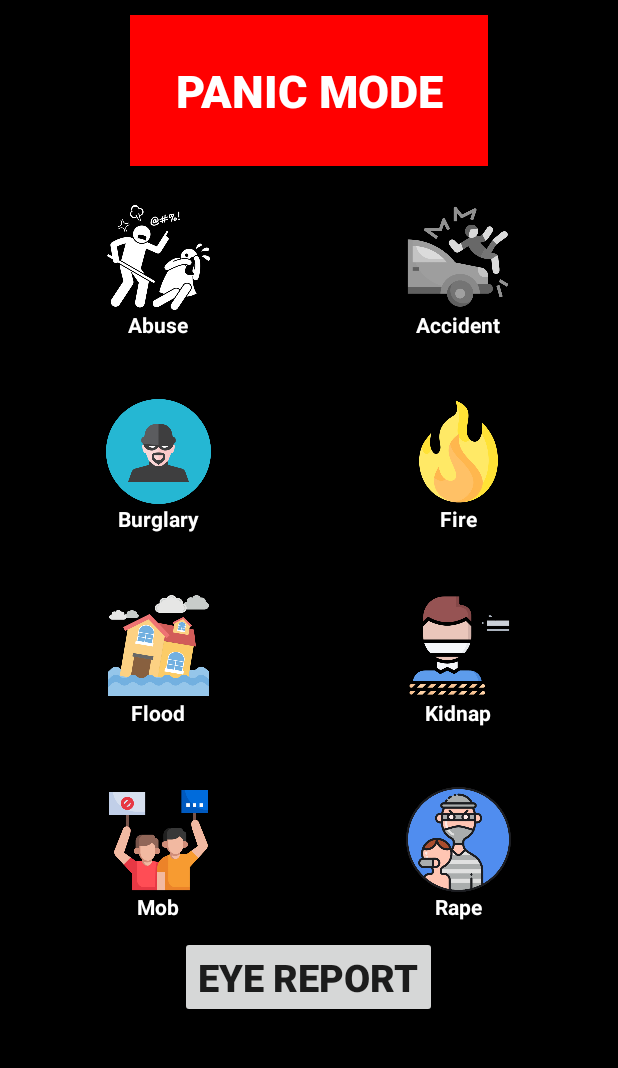
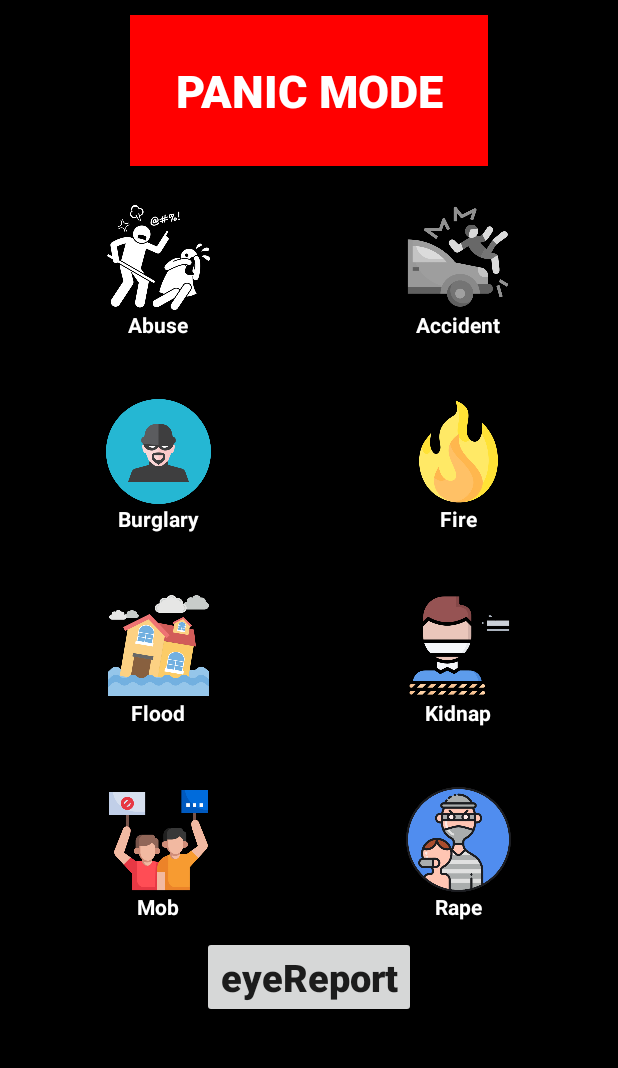
Before and after one commit to KelvinOmos/Sekior, an Android app: the EmergencyActivity screen opened directly, with no data from a screen before it, on a phone screen of 412 x 824 dp, the part 71-1139 px from its top. Run offline under Robolectric (Android 15) with nearby library versions, the phone set to English and light mode, and no system bars; libraries missing offline, so code that uses them is left out: com.mashape.unirest.

Commit message:
Initial commit

```diff
--- a/app/src/main/java/com/example/sekior/EmergencyActivity.java
+++ b/app/src/main/java/com/example/sekior/EmergencyActivity.java
@@ -260,8 +260,7 @@ public class EmergencyActivity extends AppCompatActivity {
                 response = callApi();
             } catch (Exception e) {
                 Toast.makeText(getApplicationContext(), "An error has occured", Toast.LENGTH_LONG).show();
-                logger.addRecordToLog("ERROR MESSAGE:::" + e.getMessage());
-                logger.addRecordToLog("STACK TRACE:::" + e.getStackTrace().toString());
+
             }
             return null;
         }
@@ -280,8 +279,7 @@ public class EmergencyActivity extends AppCompatActivity {
                 }
             }catch (Exception e) {
                 Toast.makeText(getApplicationContext(), "An error has occured", Toast.LENGTH_LONG).show();
-                logger.addRecordToLog("ERROR MESSAGE:::" + e.getMessage());
-                logger.addRecordToLog("STACK TRACE:::" + e.getStackTrace().toString());
+
             }
         }
     }
--- a/app/src/main/java/com/example/sekior/ImageActivity.java
+++ b/app/src/main/java/com/example/sekior/ImageActivity.java
@@ -160,8 +160,7 @@ public class ImageActivity extends AppCompatActivity {
                 ImageActivity.this.runOnUiThread(()-> {
                     Toast.makeText(getApplicationContext(), "An error has occured, please try again", Toast.LENGTH_LONG).show();
                 });
-                logger.addRecordToLog("ERROR MESSAGE:::" + e.getMessage());
-                logger.addRecordToLog("STACK TRACE:::" + e.getStackTrace().toString());
+
             }
             return null;
         }
--- a/app/src/main/java/com/example/sekior/LauncherActivity.java
+++ b/app/src/main/java/com/example/sekior/LauncherActivity.java
@@ -75,8 +75,7 @@ public class LauncherActivity extends AppCompatActivity {
                 LauncherActivity.this.runOnUiThread(()-> {
                     Toast.makeText(getApplicationContext(), "An error has occured, please try again", Toast.LENGTH_LONG).show();
                 });
-                logger.addRecordToLog("ERROR MESSAGE:::" + e.getMessage());
-                logger.addRecordToLog("STACK TRACE:::" + e.getStackTrace().toString());
+
             }
             return null;
         }
@@ -113,8 +112,6 @@ public class LauncherActivity extends AppCompatActivity {
                 LauncherActivity.this.runOnUiThread(()-> {
                     Toast.makeText(getApplicationContext(), "An error has occured, please try again", Toast.LENGTH_LONG).show();
                 });
-                logger.addRecordToLog("ERROR MESSAGE:::" + e.getMessage());
-                logger.addRecordToLog("STACK TRACE:::" + e.getStackTrace().toString());
             }
 
         }
--- a/app/src/main/java/com/example/sekior/LoginActivity.java
+++ b/app/src/main/java/com/example/sekior/LoginActivity.java
@@ -150,8 +150,7 @@ public class LoginActivity extends AppCompatActivity {
                 LoginActivity.this.runOnUiThread(()-> {
                     Toast.makeText(getApplicationContext(), "An error has occured, please try again", Toast.LENGTH_LONG).show();
                 });
-                logger.addRecordToLog("ERROR MESSAGE:::" + e.getMessage());
-                logger.addRecordToLog("STACK TRACE:::" + e.getStackTrace().toString());
+
             }
             return null;
         }
@@ -175,8 +174,7 @@ public class LoginActivity extends AppCompatActivity {
                 LoginActivity.this.runOnUiThread(()-> {
                     Toast.makeText(getApplicationContext(), "An error has occured, please try again", Toast.LENGTH_LONG).show();
                 });
-                logger.addRecordToLog("ERROR MESSAGE:::" + e.getMessage());
-                logger.addRecordToLog("STACK TRACE:::" + e.getStackTrace().toString());
+
             }
         }
     }
--- a/app/src/main/java/com/example/sekior/OtherActivity.java
+++ b/app/src/main/java/com/example/sekior/OtherActivity.java
@@ -164,8 +164,7 @@ public class OtherActivity extends AppCompatActivity {
                 OtherActivity.this.runOnUiThread(()-> {
                     Toast.makeText(getApplicationContext(), "An error has occured, please try again", Toast.LENGTH_LONG).show();
                 });
-                logger.addRecordToLog("ERROR MESSAGE:::" + e.getMessage());
-                logger.addRecordToLog("STACK TRACE:::" + e.getStackTrace().toString());
+
             }
             return null;
         }
--- a/app/src/main/java/com/example/sekior/RegistrationActivity.java
+++ b/app/src/main/java/com/example/sekior/RegistrationActivity.java
@@ -107,8 +107,7 @@ public class RegistrationActivity extends AppCompatActivity {
                 RegistrationActivity.this.runOnUiThread(()-> {
                     Toast.makeText(getApplicationContext(), "An error has occured, please try again", Toast.LENGTH_LONG).show();
                 });
-                logger.addRecordToLog("ERROR MESSAGE:::" + e.getMessage());
-                logger.addRecordToLog("STACK TRACE:::" + e.getStackTrace().toString());
+
             }
             return null;
         }
@@ -131,8 +130,7 @@ public class RegistrationActivity extends AppCompatActivity {
                 RegistrationActivity.this.runOnUiThread(()-> {
                     Toast.makeText(getApplicationContext(), "An error has occured, please try again", Toast.LENGTH_LONG).show();
                 });
-                logger.addRecordToLog("ERROR MESSAGE:::" + e.getMessage());
-                logger.addRecordToLog("STACK TRACE:::" + e.getStackTrace().toString());
+
             }
         }
     }
--- a/app/src/main/res/layout/activity_emergency.xml
+++ b/app/src/main/res/layout/activity_emergency.xml
@@ -295,8 +295,9 @@
                 android:id="@+id/buttonOthers"
                 android:layout_width="wrap_content"
                 android:layout_height="wrap_content"
-                android:text="EYE REPORT"
+                android:text="eyeReport"
                 android:textStyle="bold"
+                android:textAllCaps="false"
                 android:textSize="25dp"
                 app:layout_constraintBottom_toBottomOf="parent"
                 app:layout_constraintLeft_toLeftOf="parent"
```
